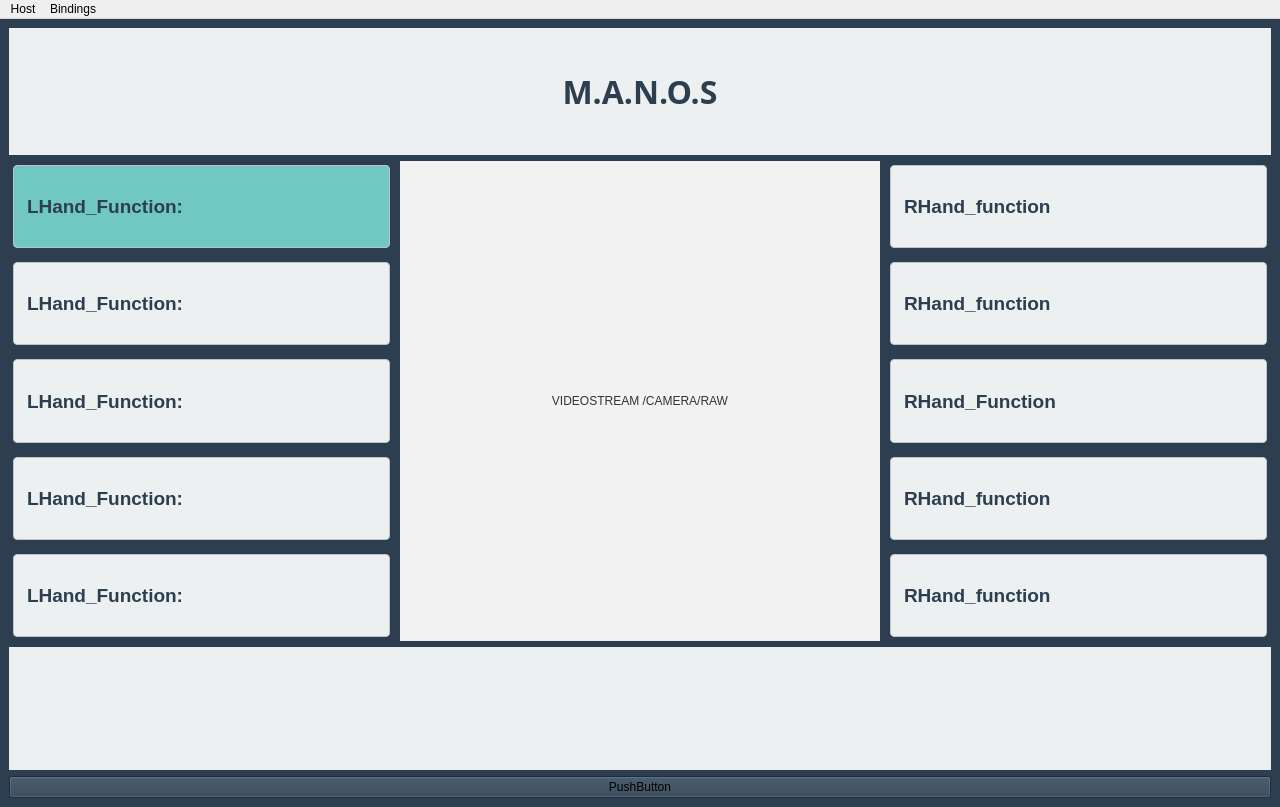
Mawriyo/MANOS, file src/castelet/castelet/castelet.ui: the form before one commit.
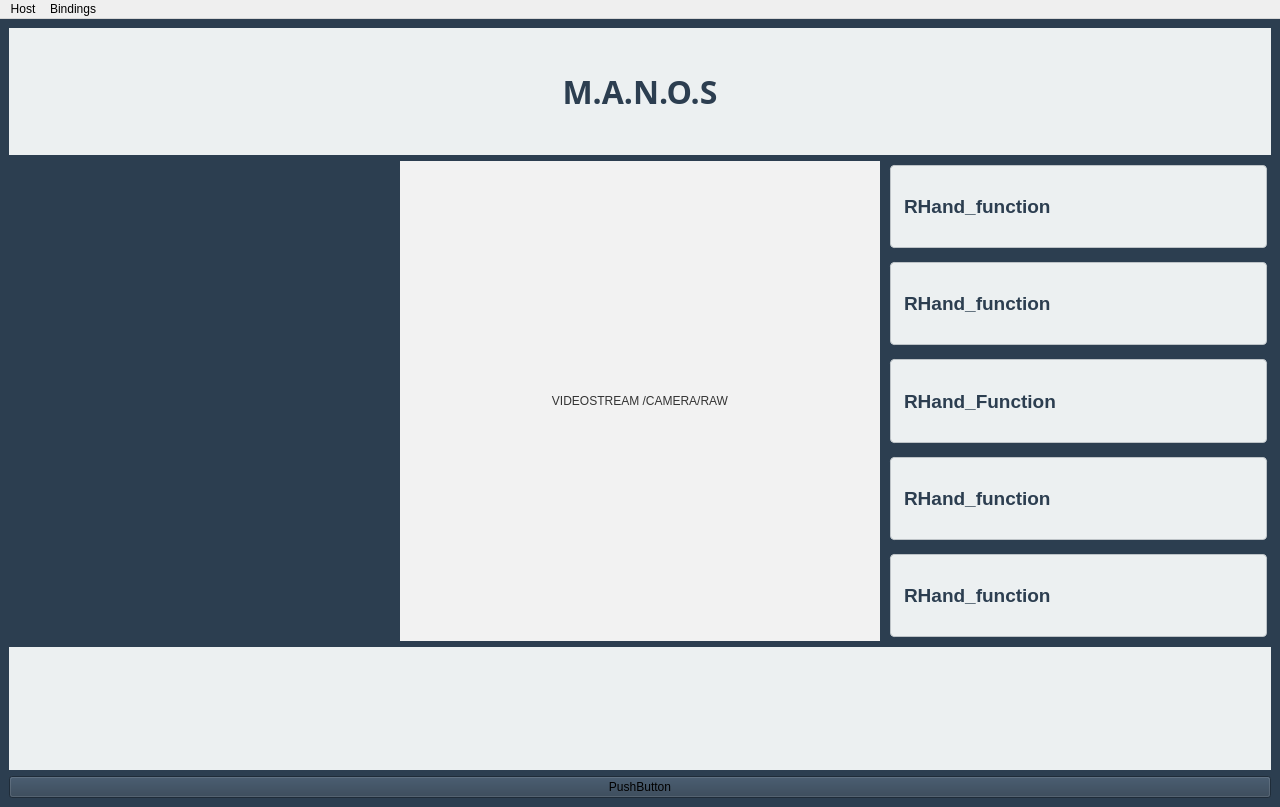
The form after the commit.

What changed in the file:
```diff
--- a/src/castelet/castelet/castelet.ui
+++ b/src/castelet/castelet/castelet.ui
@@ -192,104 +192,7 @@
        </layout>
       </item>
       <item row="4" column="0">
-       <layout class="QGridLayout" name="LeftHand_GridLayout">
-        <item row="5" column="1">
-         <widget class="QLabel" name="LeftHand_F4_Label">
-          <property name="styleSheet">
-           <string notr="true">   color: #2c3e50;
-    font-family: 'Segoe UI', Arial, sans-serif;
-    font-size: 14pt;
-    font-weight: bold;
-    padding: 8px;
-    margin: 4px;
-    background-color: #ecf0f1;
-    border: 1px solid #bdc3c7;
-    border-radius: 4px;
-    text-align: center;</string>
-          </property>
-          <property name="text">
-           <string>LHand_Function:</string>
-          </property>
-         </widget>
-        </item>
-        <item row="3" column="1">
-         <widget class="QLabel" name="LeftHand_F2_Label">
-          <property name="styleSheet">
-           <string notr="true">   color: #2c3e50;
-    font-family: 'Segoe UI', Arial, sans-serif;
-    font-size: 14pt;
-    font-weight: bold;
-    padding: 8px;
-    margin: 4px;
-    background-color: #ecf0f1;
-    border: 1px solid #bdc3c7;
-    border-radius: 4px;
-    text-align: center;</string>
-          </property>
-          <property name="text">
-           <string>LHand_Function:</string>
-          </property>
-         </widget>
-        </item>
-        <item row="2" column="1">
-         <widget class="QLabel" name="LeftHand_F3_Label">
-          <property name="styleSheet">
-           <string notr="true">   color: #2c3e50;
-    font-family: 'Segoe UI', Arial, sans-serif;
-    font-size: 14pt;
-    font-weight: bold;
-    padding: 8px;
-    margin: 4px;
-    background-color: #ecf0f1;
-    border: 1px solid #bdc3c7;
-    border-radius: 4px;
-    text-align: center;</string>
-          </property>
-          <property name="text">
-           <string>LHand_Function:</string>
-          </property>
-         </widget>
-        </item>
-        <item row="0" column="1">
-         <widget class="QLabel" name="LeftHand_F1_Label">
-          <property name="styleSheet">
-           <string notr="true">   color: #2c3e50;
-    font-family: 'Segoe UI', Arial, sans-serif;
-    font-size: 14pt;
-    font-weight: bold;
-    padding: 8px;
-    margin: 4px;
-    background-color: #ecf0f1;
-background-color: rgb(113, 200, 195);
-    border: 1px solid #bdc3c7;
-    border-radius: 4px;
-    text-align: center;</string>
-          </property>
-          <property name="text">
-           <string>LHand_Function:</string>
-          </property>
-         </widget>
-        </item>
-        <item row="4" column="1">
-         <widget class="QLabel" name="LeftHand_F5_Label">
-          <property name="styleSheet">
-           <string notr="true">   color: #2c3e50;
-    font-family: 'Segoe UI', Arial, sans-serif;
-    font-size: 14pt;
-    font-weight: bold;
-    padding: 8px;
-    margin: 4px;
-    background-color: #ecf0f1;
-    border: 1px solid #bdc3c7;
-    border-radius: 4px;
-    text-align: center;</string>
-          </property>
-          <property name="text">
-           <string>LHand_Function:</string>
-          </property>
-         </widget>
-        </item>
-       </layout>
+       <layout class="QGridLayout" name="LeftHand_GridLayout"/>
       </item>
      </layout>
     </item>
```
